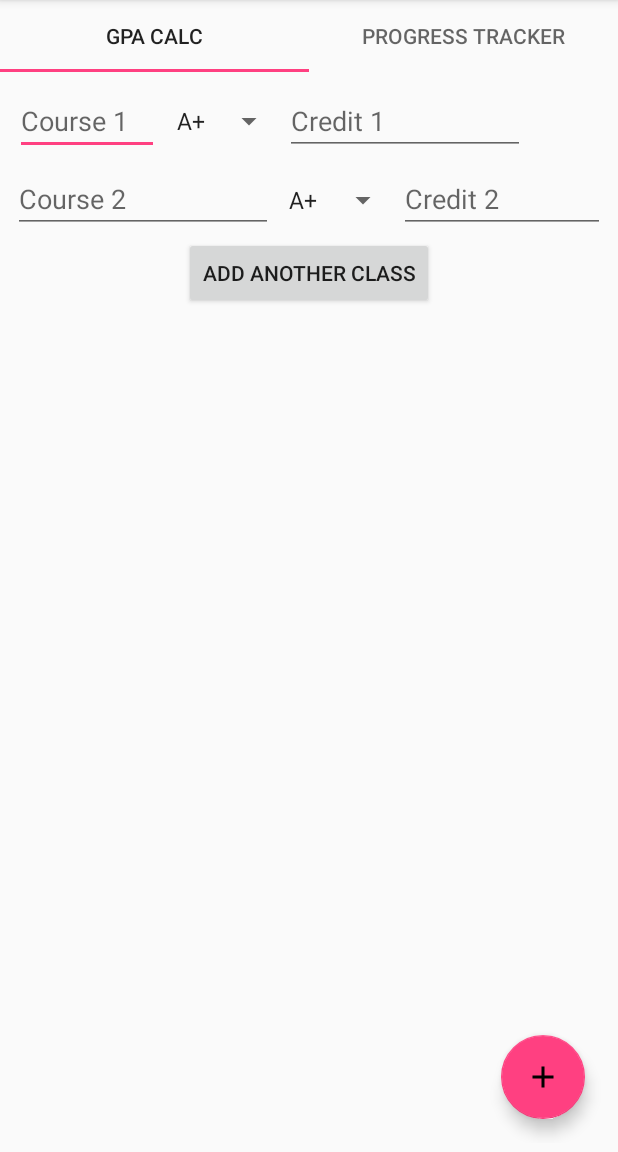
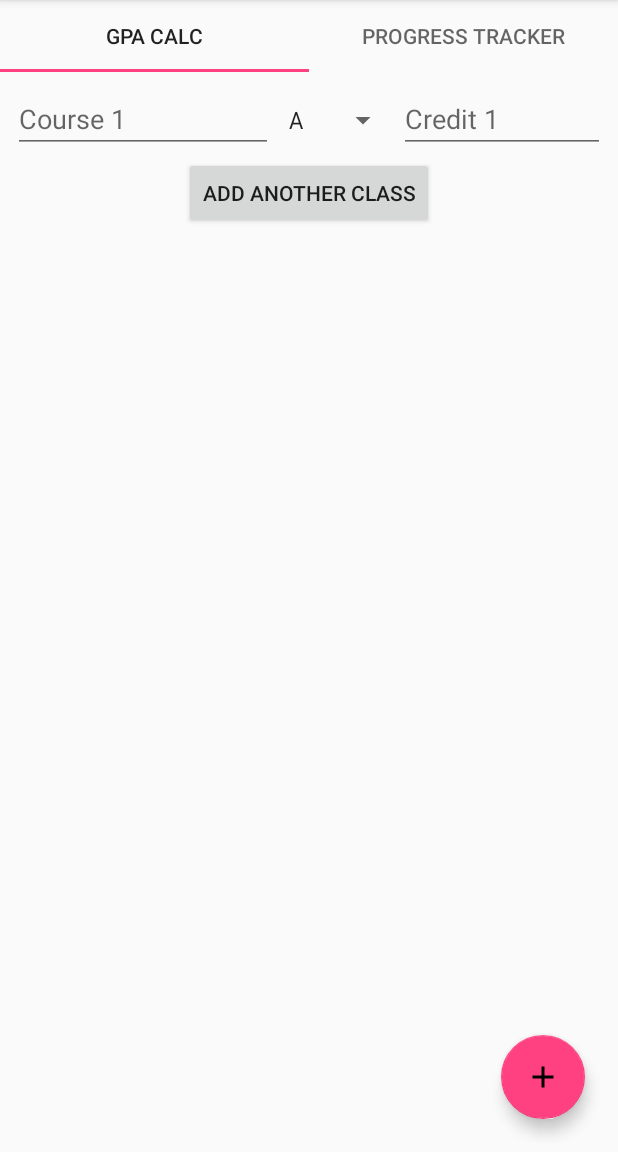
Before and after one commit to blaq-6THREE/Student-Progress, an Android app: the screen it shows after launch (MainActivity), after a tap on an icon or button, on a phone screen of 412 x 824 dp, the part 84-1236 px from its top. Run offline under Robolectric (Android 15) with nearby library versions, the phone set to English and light mode, and no system bars; 2 statements that could not run were skipped; 2 other taps on this screen came first.

Commit message:
App works fully now. Minor conditions will be catered for in future commits.

```diff
--- a/app/src/main/java/com/blaq/hylton/studentprogress/GradePointAverage.java
+++ b/app/src/main/java/com/blaq/hylton/studentprogress/GradePointAverage.java
@@ -5,6 +5,7 @@ import android.os.Bundle;
 import android.support.design.widget.FloatingActionButton;
 import android.support.design.widget.Snackbar;
 import android.support.v4.app.Fragment;
+import android.text.InputType;
 import android.util.Log;
 import android.view.LayoutInflater;
 import android.view.View;
@@ -19,28 +20,22 @@ import java.util.ArrayList;
 
 public class GradePointAverage extends Fragment
 {
-    private Spinner mSpinner1;
-
-    private EditText mEditText1;
-
     private Button mButton;
     private FloatingActionButton fab;
     private LinearLayout masterLinearLayout;
 
     private int counter;
-    private int creditIndex;
     private int creditsID;
+    private int spinnerID;
 
-    private ArrayList<Integer> idList;
+    private double gradeValue;
+
+    private ArrayList<EditText> mEditTextList;
+    private ArrayList<Spinner> mSpinnerList;
 
     public View onCreateView(LayoutInflater inflater, ViewGroup container, Bundle savedInstanceState)
     {
         View view = inflater.inflate(R.layout.fragment_grade_point_average, container, false);
-
-        mSpinner1 = view.findViewById(R.id.grades_spinner_1);
-        ArrayAdapter<CharSequence> adapter1 = ArrayAdapter.createFromResource(getContext(), R.array.grade_array, android.R.layout.simple_spinner_item);
-        adapter1.setDropDownViewResource(android.R.layout.simple_spinner_dropdown_item);
-        mSpinner1.setAdapter(adapter1);
 
         mButton = view.findViewById(R.id.button);
         fab = view.findViewById(R.id.floating_action_button);
@@ -48,24 +43,27 @@ public class GradePointAverage extends Fragment
 
         counter = masterLinearLayout.getChildCount();
         creditsID = 0;
-        creditIndex = 0;
+        spinnerID = 0;
+        gradeValue = 0.0;
 
-        idList = new ArrayList<>();
-        idList.add(creditIndex, R.id.credit_1);
+        mEditTextList = new ArrayList<>();
+        mSpinnerList = new ArrayList<>();
 
         mButton.setOnClickListener(new View.OnClickListener() {
             @Override
             public void onClick(View view)
             {
+
                 if (masterLinearLayout.getChildCount() >= 10)
                 {
                     Snackbar mySnackbar = Snackbar.make(view, "10 Classes is MAX", Snackbar.LENGTH_LONG);
                     mySnackbar.show();
+                    mButton.setEnabled(false);
                 }
                 else
                 {
                     counter = counter + 1;
-                    createView(masterLinearLayout, counter, idList);
+                    createView(masterLinearLayout, counter, mEditTextList, mSpinnerList);
                 }
             }
         });
@@ -73,20 +71,21 @@ public class GradePointAverage extends Fragment
         fab.setOnClickListener(new View.OnClickListener() {
             @Override
             public void onClick(View view) {
-
-                for (int i = 0; i < masterLinearLayout.getChildCount(); i++)
-                {
-                    Log.d("FAB", "onClick: id = " + idList.get(i) + " for pos " + i);
-                }
+                calculateGPA();
             }
         });
 
         return view;
     }
 
-    private void createView(LinearLayout bossLayout, int counter, ArrayList<Integer> idList)
+    private void createView(LinearLayout bossLayout, int counter, ArrayList<EditText> mEditTextList, ArrayList<Spinner> mSpinnerList)
     {
-        creditIndex = creditIndex + 1;
+        // This creates the ID for all the views created
+        if (Build.VERSION.SDK_INT >= Build.VERSION_CODES.JELLY_BEAN_MR1)
+        {
+            creditsID = View.generateViewId();
+            spinnerID = View.generateViewId() * 10;
+        }
 
         //Create linear layout first
         LinearLayout linearLayout = new LinearLayout(getContext());
@@ -96,6 +95,7 @@ public class GradePointAverage extends Fragment
         //Create Course EditText
         EditText courseEditText = new EditText(getContext());
         courseEditText.setWidth(260);
+        courseEditText.setInputType(InputType.TYPE_CLASS_TEXT);
         courseEditText.setHint("Course " + counter);
 
         //Create Spinner and populate it
@@ -104,19 +104,15 @@ public class GradePointAverage extends Fragment
         adapter.setDropDownViewResource(android.R.layout.simple_spinner_dropdown_item);
         spinner.setAdapter(adapter);
         spinner.setPadding(4, 0, 4, 0);
+        spinner.setId(spinnerID);
 
-        //Create Credit EditText
-        if (Build.VERSION.SDK_INT >= Build.VERSION_CODES.JELLY_BEAN_MR1)
-        {
-            creditsID = View.generateViewId();
-        }
-
+        //Creating the Credit EditText
         String hint = "Credit " + counter;
         EditText creditEditText = new EditText(getContext());
         creditEditText.setHint(hint);
+        creditEditText.setInputType(InputType.TYPE_CLASS_NUMBER);
         creditEditText.setWidth(420);
         creditEditText.setId(creditsID);
-        Log.d("creditEditText", "createView: " + creditsID);
 
         // Adding to the Child Layout
         linearLayout.addView(courseEditText);
@@ -124,19 +120,72 @@ public class GradePointAverage extends Fragment
         linearLayout.addView(creditEditText);
 
         //Sets new ID to newly created EditText field
-        idList.add(creditIndex, creditsID);
+        mEditTextList.add(counter - 1, creditEditText);
+        mSpinnerList.add(counter - 1, spinner);
 
         bossLayout.addView(linearLayout);
     }
 
+    /*
+
+     */
     public double calculateGPA()
     {
+        double gradePoints = 0;
+        int totalCredits = 0;
+        double gpa;
 
-        return 0;
+        double a;
+        double b;
+
+        for (int i = 0; i < masterLinearLayout.getChildCount(); i++)
+        {
+            a = Integer.valueOf(mEditTextList.get(i).getText().toString());
+            b = gradeValueFromSpinner(mSpinnerList.get(i).getSelectedItem().toString());
+
+            //FOR EACH CLASS = credit * grade
+            gradePoints = gradePoints + a * b;
+
+            totalCredits = totalCredits + Integer.valueOf(mEditTextList.get(i).getText().toString());   //FOR EACH CLASS = sum credits up
+        }
+
+        gpa = gradePoints / totalCredits;
+
+        Log.i("FAB", "onClick: totalCredits " + totalCredits);
+        Log.i("FAB", "onClick: gradePoints " + gradePoints);
+        Log.i("FAB", "onClick: gpa " + gpa);
+
+        return gpa;
     }
 
-    public void getAllID()
+    public double gradeValueFromSpinner(String letterGrade)
     {
-
+        switch (letterGrade)
+        {
+            case "A":
+                return 4.0;
+            case "A-":
+                return 3.7;
+            case "B+":
+                return 3.3;
+            case "B":
+                return 3.0;
+            case "B-":
+                return 2.7;
+            case "C+":
+                return 2.3;
+            case "C":
+                return 2.0;
+            case "C-":
+                return 1.7;
+            case "D+":
+                return 1.3;
+            case "D":
+                return 1.0;
+            case "F":
+                return 0.0;
+            default:
+                return 0.0;
+        }
     }
 }
--- a/app/src/main/res/layout/fragment_grade_point_average.xml
+++ b/app/src/main/res/layout/fragment_grade_point_average.xml
@@ -25,105 +25,7 @@
                 android:id="@+id/linear_layout_master"
                 android:orientation="vertical">
 
-                <!-- TODO: Update blank fragment layout -->
-                <LinearLayout
-                    android:id="@+id/linear_layout_1"
-                    android:orientation="horizontal"
-                    android:padding="4dp"
-                    android:layout_width="match_parent"
-                    android:layout_height="wrap_content">
-
-                    <EditText
-                        android:hint="Course 1"
-                        android:layout_width="@dimen/edittext_course_width"
-                        android:layout_height="wrap_content"/>
-
-                    <Spinner
-                        android:id="@+id/grades_spinner_1"
-                        android:layout_width="wrap_content"
-                        android:layout_height="match_parent"
-                        android:paddingLeft="4dp"
-                        android:paddingRight="14dp"/>
-
-                    <EditText
-                        android:id="@+id/credit_1"
-                        android:hint="Credit 1"
-                        android:layout_width="160dp"
-                        android:layout_height="wrap_content"/>
-
-                </LinearLayout>
-
-                <!--<LinearLayout-->
-                    <!--android:id="@+id/linear_layout_2"-->
-                    <!--android:orientation="horizontal"-->
-                    <!--android:padding="4dp"-->
-                    <!--android:layout_width="match_parent"-->
-                    <!--android:layout_height="wrap_content">-->
-
-                    <!--<EditText-->
-                        <!--android:hint="Course 2"-->
-                        <!--android:layout_width="@dimen/edittext_course_width"-->
-                        <!--android:layout_height="wrap_content"/>-->
-
-                    <!--<Spinner-->
-                        <!--android:id="@+id/grades_spinner_2"-->
-                        <!--android:layout_width="wrap_content"-->
-                        <!--android:layout_height="match_parent"/>-->
-
-                    <!--<EditText-->
-                        <!--android:id="@+id/credit_2"-->
-                        <!--android:layout_width="match_parent"-->
-                        <!--android:layout_height="wrap_content"/>-->
-
-                <!--</LinearLayout>-->
-
-                <!--<LinearLayout-->
-                    <!--android:id="@+id/linear_layout_3"-->
-                    <!--android:orientation="horizontal"-->
-                    <!--android:padding="4dp"-->
-                    <!--android:layout_width="match_parent"-->
-                    <!--android:layout_height="wrap_content">-->
-
-                    <!--<EditText-->
-                        <!--android:hint="Course 3"-->
-                        <!--android:layout_width="@dimen/edittext_course_width"-->
-                        <!--android:layout_height="wrap_content"/>-->
-
-                    <!--<Spinner-->
-                        <!--android:id="@+id/grades_spinner_3"-->
-                        <!--android:layout_width="wrap_content"-->
-                        <!--android:layout_height="match_parent"/>-->
-
-                    <!--<EditText-->
-                        <!--android:id="@+id/credit_3"-->
-                        <!--android:layout_width="match_parent"-->
-                        <!--android:layout_height="wrap_content"/>-->
-
-                <!--</LinearLayout>-->
-
-                <!--<LinearLayout-->
-                    <!--android:id="@+id/linear_layout_4"-->
-                    <!--android:orientation="horizontal"-->
-                    <!--android:padding="4dp"-->
-                    <!--android:layout_width="match_parent"-->
-                    <!--android:layout_height="wrap_content">-->
-
-                    <!--<EditText-->
-                        <!--android:hint="Course 4"-->
-                        <!--android:layout_width="@dimen/edittext_course_width"-->
-                        <!--android:layout_height="wrap_content"/>-->
-
-                    <!--<Spinner-->
-                        <!--android:id="@+id/grades_spinner_4"-->
-                        <!--android:layout_width="wrap_content"-->
-                        <!--android:layout_height="match_parent"/>-->
-
-                    <!--<EditText-->
-                        <!--android:id="@+id/credit_4"-->
-                        <!--android:layout_width="match_parent"-->
-                        <!--android:layout_height="wrap_content"/>-->
-
-                <!--</LinearLayout>-->
+                <!-- TODO: Updated blank linearLayout in .java file -->
 
             </LinearLayout>
 
--- a/app/src/main/res/values/string_array.xml
+++ b/app/src/main/res/values/string_array.xml
@@ -1,19 +1,16 @@
 <?xml version="1.0" encoding="utf-8"?>
 <resources>
     <string-array name="grade_array">
-        <item>A+</item>
         <item>A</item>
         <item>A-</item>
         <item>B+</item>
         <item>B</item>
-        <item>B_</item>
         <item>B-</item>
         <item>C+</item>
         <item>C</item>
         <item>C-</item>
         <item>D+</item>
         <item>D</item>
-        <item>D-</item>
         <item>F</item>
     </string-array>
 </resources>
```
